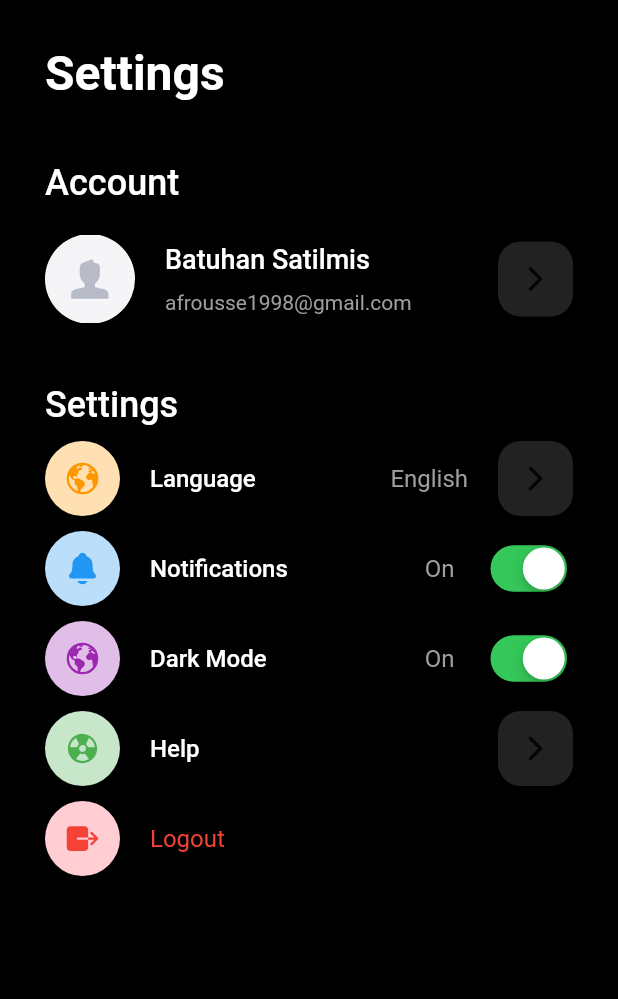
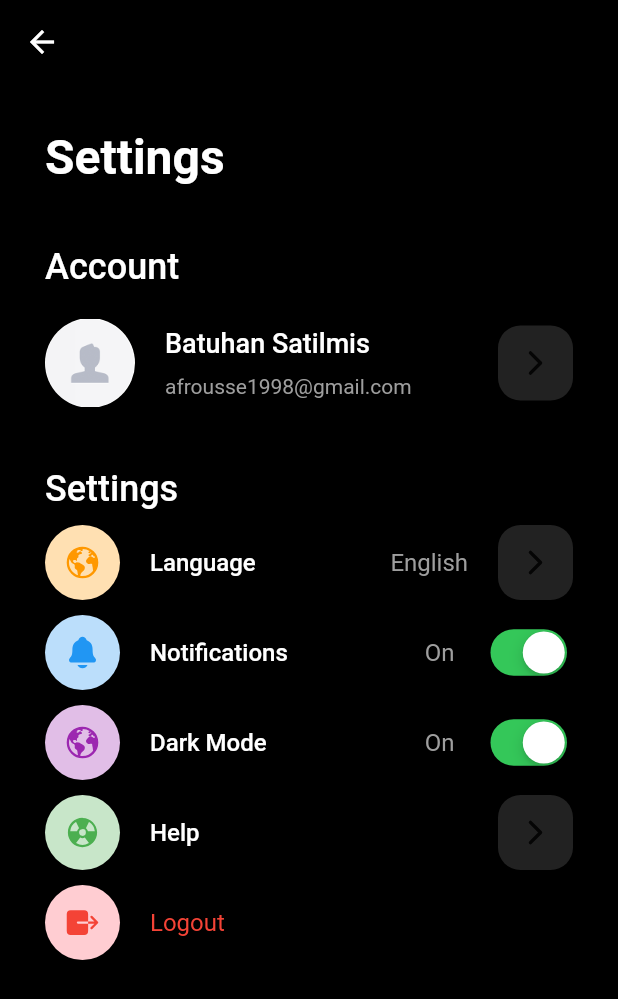
Before and after one commit to BatuhanSatilmis/Penny-Smart-Wallet, a Flutter app: the SettingsView screen opened by its route, on a phone screen of 412 x 824 dp. Shown: the top 999 px of the screen. Run offline on Flutter 3.47's test engine with Material 2 defaults, Android fonts, the light colour scheme and no system bars; our stand-ins replace animate_do, auto_route, cloud_firestore, firebase_auth, firebase_core, hive and 4 more; accounts and stored records are empty.

Commit message:
add : appbar

```diff
--- a/penny_smart_wallet_app/lib/app/views/view_settings/settings_view.dart
+++ b/penny_smart_wallet_app/lib/app/views/view_settings/settings_view.dart
@@ -23,6 +23,7 @@ class _SettingsViewState extends State<SettingsView> {
   @override
   Widget build(BuildContext context) {
     return Scaffold(
+      appBar: AppBar(backgroundColor: Colors.black),
       backgroundColor: Colors.black,
       body: SingleChildScrollView(
         child: Padding(
```
